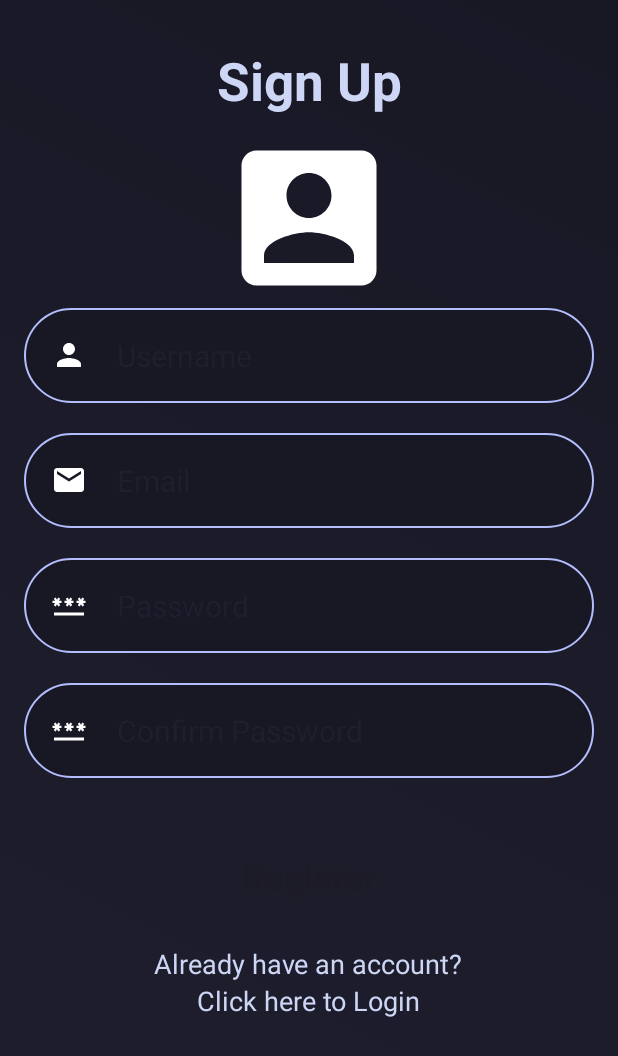
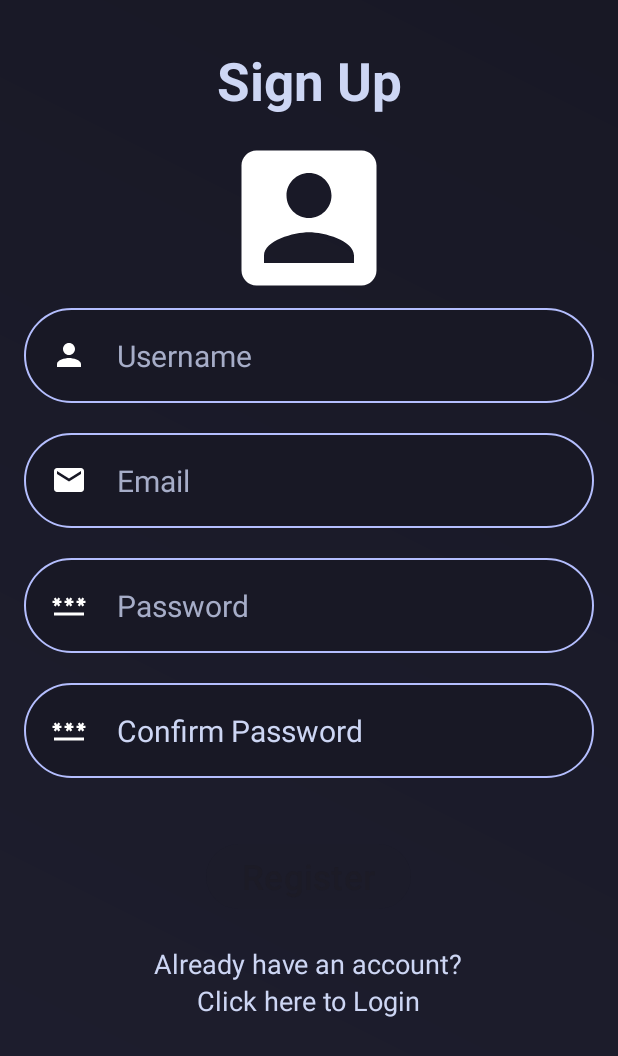
Before and after one commit to Bhavyadhan26/StreamDash_App, an Android app: the SignupActivity screen opened directly, with no data from a screen before it, on a phone screen of 412 x 824 dp. Shown: the top 1056 px of the screen. Run offline under Robolectric (Android 15) with nearby library versions, the phone set to English and light mode, and no system bars.

Commit message:
fix: signup page colors

```diff
--- a/app/src/main/res/layout/signup.xml
+++ b/app/src/main/res/layout/signup.xml
@@ -33,8 +33,8 @@
         android:layout_height="wrap_content"
         android:layout_below="@id/profile_image"
         android:hint="Username"
-        android:textColor="@color/base"
-        android:textColorHint="@color/base"
+        android:textColor="@color/text"
+        android:textColorHint="@color/subtext0"
         android:textSize="20dp"
         android:layout_marginLeft="16dp"
         android:layout_marginRight="16dp"
@@ -52,8 +52,8 @@
         android:layout_height="wrap_content"
         android:layout_below="@id/user_input"
         android:hint="Email"
-        android:textColor="@color/base"
-        android:textColorHint="@color/base"
+        android:textColor="@color/text"
+        android:textColorHint="@color/subtext0"
         android:textSize="20dp"
         android:layout_marginLeft="16dp"
         android:layout_marginRight="16dp"
@@ -71,8 +71,8 @@
         android:layout_height="wrap_content"
         android:layout_below="@id/user_email"
         android:hint="Password"
-        android:textColor="@color/base"
-        android:textColorHint="@color/base"
+        android:textColor="@color/text"
+        android:textColorHint="@color/subtext0"
         android:textSize="20dp"
         android:layout_marginLeft="16dp"
         android:layout_marginRight="16dp"
@@ -90,8 +90,8 @@
         android:layout_height="wrap_content"
         android:layout_below="@id/user_password"
         android:hint="Confirm Password"
-        android:textColor="@color/base"
-        android:textColorHint="@color/base"
+        android:textColor="@color/subtext0"
+        android:textColorHint="@color/text"
         android:textSize="20dp"
         android:layout_marginLeft="16dp"
         android:layout_marginRight="16dp"
```
